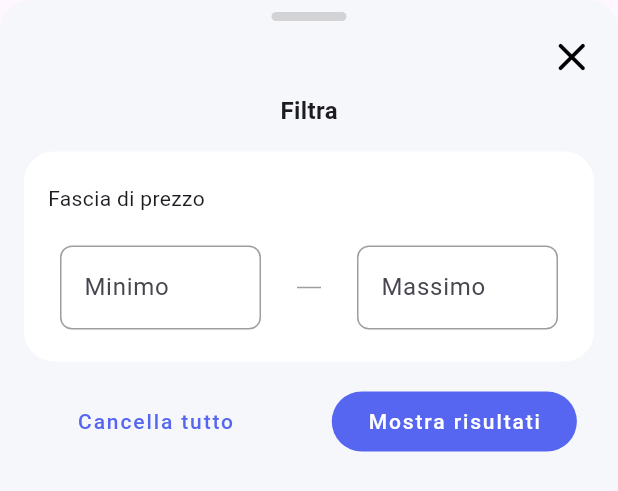
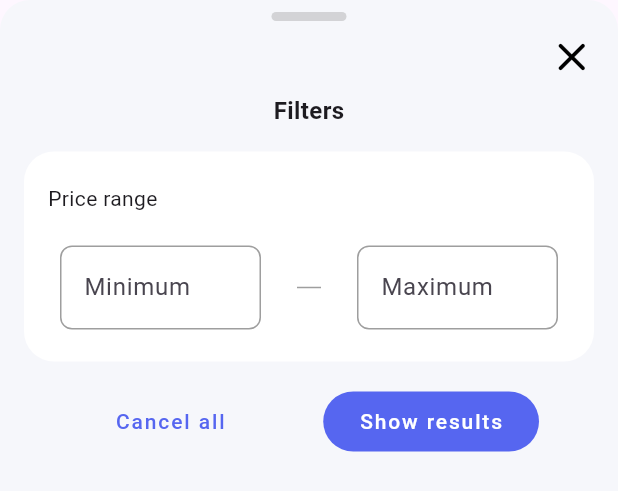
Before and after one commit to Luca-MP/Scalapay, a Flutter app: the SpFilterBottomSheet widget shown alone on an empty page, opened directly with empty values, on a phone screen of 412 x 824 dp. Shown: the top 491 px of the screen. Run offline on Flutter 3.47's test engine with Material 3 defaults, Android fonts, the phone set to English and light mode, and no system bars; our stand-ins replace bloc, cached_network_image, dio, flutter_bloc, flutter_svg, freezed_annotation and 4 more; generated files the repository leaves out were written again; network calls fail.

Commit message:
Add localization

```diff
--- /dev/null
+++ b/l10n.yaml
@@ -0,0 +1,3 @@
+arb-dir: lib/l10n
+template-arb-file: app_en.arb
+output-localization-file: app_localizations.dart
--- /dev/null
+++ b/lib/l10n/app_en.arb
@@ -0,0 +1,17 @@
+{
+  "exploreProducts" : "Explore products",
+  "searchProducts": "Search products",
+  "filters": "Filters",
+  "order": "Order",
+  "noProducts": "No products found",
+  "retry": "Retry",
+  "priceRange": "Price range",
+  "min": "Minimum",
+  "max": "Maximum",
+  "cancel": "Cancel all",
+  "showResults": "Show results",
+  "lowHigh": "Low to high price",
+  "highLow": "High to low prica",
+  "aToZ": "A - Z name",
+  "zToA": "Z - A name"
+}
--- /dev/null
+++ b/lib/l10n/l10n.dart
@@ -0,0 +1,8 @@
+import 'package:flutter/material.dart';
+
+class L10n {
+  static final all = [
+    const Locale('en',),
+    const Locale('it',),
+  ];
+}
--- a/lib/shared_widgets/sp_filter_bottom_sheet.dart
+++ b/lib/shared_widgets/sp_filter_bottom_sheet.dart
@@ -1,5 +1,6 @@
 import 'package:flutter/material.dart';
 import 'package:scalapay/sp_colors.dart';
+import 'package:flutter_gen/gen_l10n/app_localizations.dart';
 
 class SpFilterBottomSheet extends StatefulWidget {
   final BuildContext context;
@@ -64,9 +65,9 @@ class _SpFilterBottomSheetState extends State<SpFilterBottomSheet> {
                 onPressed: () => Navigator.pop(context),
               ),
             ),
-            const Text(
-              "Filtra",
-              style: TextStyle(
+            Text(
+              AppLocalizations.of(context)!.filters,
+              style: const TextStyle(
                 fontWeight: FontWeight.w600,
                 fontSize: 16,
               ),
@@ -85,7 +86,7 @@ class _SpFilterBottomSheetState extends State<SpFilterBottomSheet> {
                     mainAxisAlignment: MainAxisAlignment.spaceEvenly,
                     crossAxisAlignment: CrossAxisAlignment.start,
                     children: [
-                      const Text("Fascia di prezzo"),
+                      Text(AppLocalizations.of(context)!.priceRange),
                       Form(
                         key: _formKey,
                         child: Row(
@@ -106,7 +107,7 @@ class _SpFilterBottomSheetState extends State<SpFilterBottomSheet> {
                                 decoration: InputDecoration(
                                   errorStyle: TextStyle(fontSize: 0),
                                   counterText: "",
-                                  labelText: "Minimo",
+                                  labelText: AppLocalizations.of(context)!.min,
                                   enabledBorder: OutlineInputBorder(
                                     borderRadius: BorderRadius.circular(8),
                                     borderSide: const BorderSide(
@@ -152,7 +153,7 @@ class _SpFilterBottomSheetState extends State<SpFilterBottomSheet> {
                                 decoration: InputDecoration(
                                   errorStyle: const TextStyle(fontSize: 0),
                                   counterText: "",
-                                  labelText: "Massimo",
+                                  labelText: AppLocalizations.of(context)!.max,
                                   enabledBorder: OutlineInputBorder(
                                     borderRadius: BorderRadius.circular(8),
                                     borderSide: const BorderSide(
@@ -196,7 +197,7 @@ class _SpFilterBottomSheetState extends State<SpFilterBottomSheet> {
                         foregroundColor: WidgetStateProperty.all(SPColors.mainPurple),
                       ),
                       onPressed: () => Navigator.pop(context),
-                      child: Text("Cancella tutto", style: TextStyle(letterSpacing: 1.25),),
+                      child: Text(AppLocalizations.of(context)!.cancel, style: TextStyle(letterSpacing: 1.25),),
                     ),
                     SizedBox(width: MediaQuery.of(context).size.width / 10),
                     FilledButton(
@@ -216,7 +217,7 @@ class _SpFilterBottomSheetState extends State<SpFilterBottomSheet> {
                           );
                         }
                       },
-                      child: Text("Mostra risultati", style: TextStyle(letterSpacing: 1.25),),
+                      child: Text(AppLocalizations.of(context)!.showResults, style: TextStyle(letterSpacing: 1.25),),
                     ),
                   ],
                 ),
--- a/pubspec.yaml
+++ b/pubspec.yaml
@@ -9,7 +9,9 @@ environment:
 dependencies:
   flutter:
     sdk: flutter
-
+  flutter_localizations:
+    sdk: flutter
+  intl: 0.19.0
   cupertino_icons: 1.0.6
   flutter_svg: 2.0.17
   bloc: 8.1.4
@@ -37,6 +39,7 @@ dev_dependencies:
   injectable_generator: 2.4.2
 
 flutter:
+  generate: true
   uses-material-design: true
   assets:
     - assets/
```
Also changed, not shown: lib/bloc/sp_bloc.dart (+4 -4 lines), lib/data/productService.dart (+13 -12 lines), lib/l10n/app_it.arb (added, +17 -0 lines), lib/main.dart (+10 -0 lines), lib/shared_widgets/constants.dart (+16 -0 lines), lib/shared_widgets/sp_order_bottom_sheet.dart (+8 -7 lines), lib/sp_home_page.dart (+11 -10 lines), pubspec.lock.
